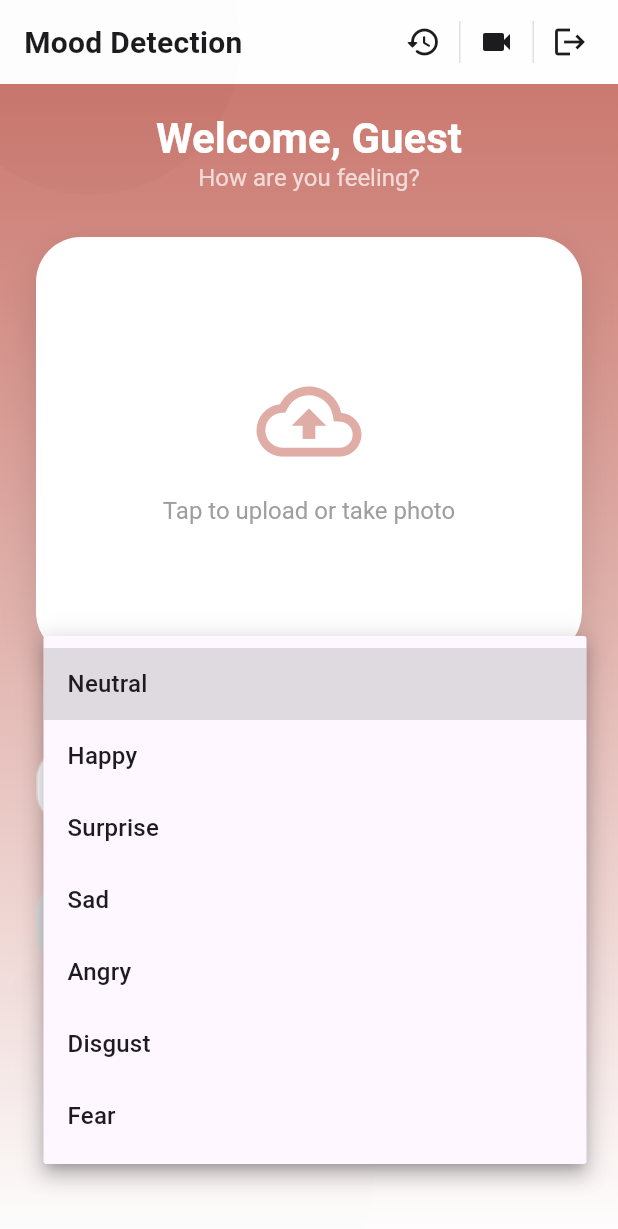
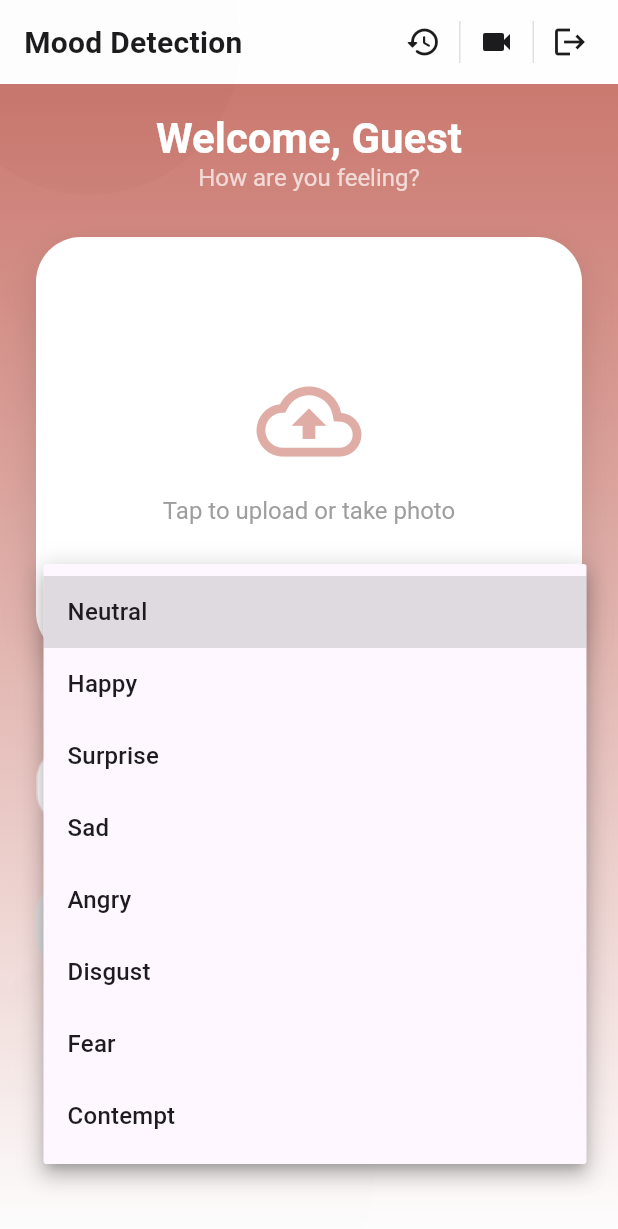
Before and after one commit to AbanoubSaber7/CurrentMood, a Flutter app: the DetectionScreen screen opened directly, after a tap on "Select Mood Manually", on a phone screen of 412 x 824 dp. Shown: the top 1229 px of the screen. Run offline on Flutter 3.47's test engine with Material 3 defaults, Android fonts, the phone set to English and light mode, and no system bars; our stand-ins replace camera, cloud_firestore, firebase_auth, firebase_core, firebase_storage, fl_chart and 3 more; missing offline and left inert: google_mlkit_face_detection, tflite_flutter; accounts and stored records are empty.

Commit message:
Updated AI logic and screen UI components

```diff
--- a/lib/screens/detection_screen.dart
+++ b/lib/screens/detection_screen.dart
@@ -49,6 +49,8 @@ class _DetectionScreenState extends State<DetectionScreen> {
         return Colors.orangeAccent;
       case 'fear':
         return Colors.deepPurple;
+      case 'contempt':
+        return Colors.blueGrey.shade800;
       case 'disgust':
         return const Color.fromARGB(255, 174, 79, 146);
       case 'neutral':
--- a/lib/screens/recommendations_screen.dart
+++ b/lib/screens/recommendations_screen.dart
@@ -35,6 +35,7 @@ class _RecommendationsScreenState extends State<RecommendationsScreen> {
     'Angry',
     'Disgust',
     'Fear',
+    'Contempt',
   ];
 
   final _history = MoodHistoryService();
@@ -71,6 +72,8 @@ class _RecommendationsScreenState extends State<RecommendationsScreen> {
         return Colors.orangeAccent;
       case 'fear':
         return Colors.deepPurple;
+      case 'contempt':
+        return Colors.blueGrey.shade800;
       case 'disgust':
         return const Color.fromARGB(255, 174, 79, 146);
       case 'neutral':
@@ -109,6 +112,8 @@ class _RecommendationsScreenState extends State<RecommendationsScreen> {
         return "Do one thing every day that scares you.";
       case 'neutral':
         return "Peace is its own reward.";
+      case 'contempt':
+        return "Be the best version of yourself, always.";
       default:
         return "Believe in yourself and all that you are.";
     }
--- a/lib/services/emotion_tflite_helper.dart
+++ b/lib/services/emotion_tflite_helper.dart
@@ -28,7 +28,7 @@ class EmotionTfliteHelper {
     'Angry',
     'Disgust',
     'Fear',
-
+    'Contempt',
   ];
 
   int numClasses = 8;
```
Also changed, not shown: 1 other file.
